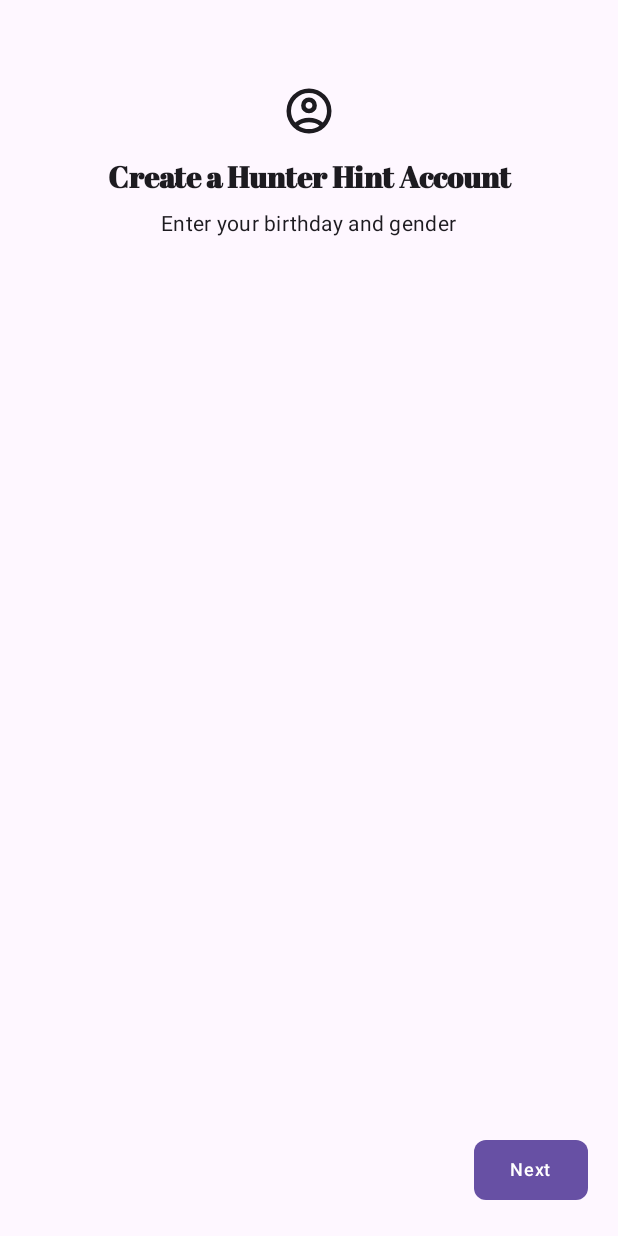
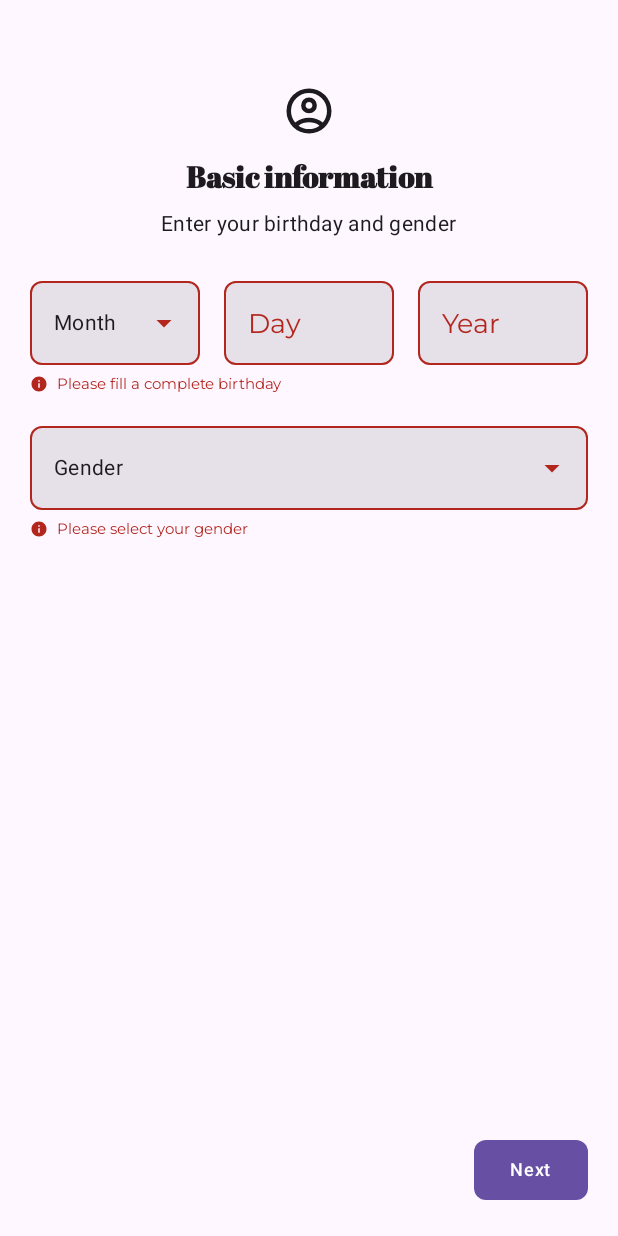
Before and after one commit to PlatonovSV/HunterHint_android_new, an Android app built with Jetpack Compose: the DateRegScreen screen opened through its navigation route, after a tap on "Next", on a phone screen of 412 x 824 dp. Run offline under Robolectric (Android 15) with nearby library versions, the phone set to English and light mode, and no system bars; pictures from the network do not load.

Commit message:
Create a DateRegScreen, update the RegViewModel.

```diff
--- a/app/src/main/java/ru/openunity/hunterhint/ui/AppScreen.kt
+++ b/app/src/main/java/ru/openunity/hunterhint/ui/AppScreen.kt
@@ -135,7 +135,7 @@ fun HunterHintApp(
                     onUserNameChanged = { regViewModel.updateUserName(it) },
                     userLastName = regViewModel.userLastName,
                     onClickNext = {
-                        if (regViewModel.isAllowedGo()) {
+                        if (regViewModel.isNameCorrect()) {
                             navController.navigate(AppScreen.RegDate.name)
                         }
                     },
@@ -145,9 +145,23 @@ fun HunterHintApp(
             }
             composable(route = AppScreen.RegDate.name) {
                 DateRegScreen(
-                    onClickNext = { /*TODO*/ },
-                    showMonthDialog = false,
-                    showGenderDialog = false
+                    onClickNext = {
+                        regViewModel.checkGender()
+                        regViewModel.checkBirthday()
+                    },
+                    onMonthClick = regViewModel::showMonthDialog,
+                    onGenderClick = regViewModel::showGenderDialog,
+                    onUserDayChanged = regViewModel::updateUserDay,
+                    onUserYearChanged = regViewModel::updateUserYear,
+                    userMonth = regViewModel.userMonth,
+                    regUiState = regUiState,
+                    onMonthSelect = regViewModel::updateUserMonth,
+                    onGenderSelect = regViewModel::updateUserGender,
+                    onDismissRequest = regViewModel::dismissDialogs,
+                    userDay = regViewModel.userDay,
+                    userYear = regViewModel.userYear,
+                    userGender = regViewModel.userGender,
+                    modifier = Modifier
                 )
             }
 
--- /dev/null
+++ b/app/src/main/java/ru/openunity/hunterhint/ui/registration/DateRegScreen.kt
@@ -0,0 +1,240 @@
+package ru.openunity.hunterhint.ui.registration
+
+import androidx.compose.foundation.background
+import androidx.compose.foundation.interaction.MutableInteractionSource
+import androidx.compose.foundation.interaction.collectIsPressedAsState
+import androidx.compose.foundation.layout.Column
+import androidx.compose.foundation.layout.Row
+import androidx.compose.foundation.layout.Spacer
+import androidx.compose.foundation.layout.fillMaxSize
+import androidx.compose.foundation.layout.fillMaxWidth
+import androidx.compose.foundation.layout.height
+import androidx.compose.foundation.layout.padding
+import androidx.compose.foundation.layout.size
+import androidx.compose.foundation.layout.width
+import androidx.compose.foundation.text.KeyboardActions
+import androidx.compose.foundation.text.KeyboardOptions
+import androidx.compose.material.icons.Icons
+import androidx.compose.material.icons.filled.ArrowDropDown
+import androidx.compose.material3.Icon
+import androidx.compose.material3.MaterialTheme
+import androidx.compose.material3.OutlinedTextField
+import androidx.compose.material3.Text
+import androidx.compose.material3.TextFieldDefaults
+import androidx.compose.runtime.Composable
+import androidx.compose.runtime.remember
+import androidx.compose.ui.Alignment
+import androidx.compose.ui.ExperimentalComposeUiApi
+import androidx.compose.ui.Modifier
+import androidx.compose.ui.focus.FocusRequester
+import androidx.compose.ui.focus.focusRequester
+import androidx.compose.ui.res.dimensionResource
+import androidx.compose.ui.res.painterResource
+import androidx.compose.ui.res.stringResource
+import androidx.compose.ui.text.input.ImeAction
+import androidx.compose.ui.text.input.KeyboardType
+import androidx.compose.ui.tooling.preview.Preview
+import androidx.compose.ui.unit.dp
+import ru.openunity.hunterhint.R
+import ru.openunity.hunterhint.ui.theme.HunterHintTheme
+
+@OptIn(ExperimentalComposeUiApi::class)
+@Composable
+fun DateRegScreen(
+    onClickNext: () -> Unit,
+    onMonthClick: () -> Unit,
+    onMonthSelect: (Month) -> Unit,
+    onGenderClick: () -> Unit,
+    onGenderSelect: (Gender) -> Unit,
+    onDismissRequest: () -> Unit,
+    userDay: String,
+    userYear: String,
+    userMonth: Int,
+    userGender: Int,
+    onUserDayChanged: (String) -> Unit,
+    onUserYearChanged: (String) -> Unit,
+    regUiState: RegUiState,
+    modifier: Modifier = Modifier
+) {
+    Column(
+        modifier
+            .fillMaxSize()
+            .background(color = MaterialTheme.colorScheme.surface)
+            .padding(20.dp)
+    ) {
+        val focusRequester1 =
+            remember { FocusRequester.Companion.FocusRequesterFactory.component1() }
+        Spacer(modifier = Modifier.height(36.dp))
+        Icon(
+            painter = painterResource(id = R.drawable.account_circle),
+            contentDescription = null,
+            modifier = Modifier
+                .align(Alignment.CenterHorizontally)
+                .size(36.dp),
+        )
+        Spacer(modifier = Modifier.height(12.dp))
+        Text(
+            text = stringResource(R.string.basic_information),
+            modifier = Modifier.align(Alignment.CenterHorizontally),
+            style = MaterialTheme.typography.displaySmall
+        )
+        Spacer(modifier = Modifier.height(8.dp))
+        Text(
+            text = stringResource(R.string.enter_your_birthday_and_gender),
+            modifier = Modifier.align(Alignment.CenterHorizontally),
+            style = MaterialTheme.typography.bodyMedium
+        )
+        Spacer(modifier = Modifier.height(20.dp))
+
+        Row(modifier = Modifier.fillMaxWidth(), verticalAlignment = Alignment.Bottom) {
+            val sourceMonth = remember {
+                MutableInteractionSource()
+            }
+            OutlinedTextField(
+                textStyle = MaterialTheme.typography.bodyMedium,
+                value = stringResource(id = userMonth),
+                singleLine = true,
+                readOnly = true,
+                interactionSource = sourceMonth,
+                shape = MaterialTheme.shapes.small,
+                modifier = Modifier.weight(1f),
+                colors = TextFieldDefaults.colors(
+                    focusedContainerColor = MaterialTheme.colorScheme.surface,
+                    unfocusedContainerColor = MaterialTheme.colorScheme.surface,
+                    disabledContainerColor = MaterialTheme.colorScheme.surface,
+                ),
+                trailingIcon = {
+                    Icon(imageVector = Icons.Default.ArrowDropDown, contentDescription = null)
+                },
+                onValueChange = {},
+                isError = regUiState.isDataCorrect
+            )
+            if (sourceMonth.collectIsPressedAsState().value) {
+                onMonthClick()
+            }
+            Spacer(modifier = Modifier.width(dimensionResource(id = R.dimen.padding_medium)))
+            OutlinedTextField(
+                textStyle = MaterialTheme.typography.bodyMedium,
+                value = userDay,
+                singleLine = true,
+                shape = MaterialTheme.shapes.small,
+                modifier = Modifier
+                    .weight(1f),
+                colors = TextFieldDefaults.colors(
+                    focusedContainerColor = MaterialTheme.colorScheme.surface,
+                    unfocusedContainerColor = MaterialTheme.colorScheme.surface,
+                    disabledContainerColor = MaterialTheme.colorScheme.surface,
+                ),
+                onValueChange = onUserDayChanged,
+                label = {
+                    Text(stringResource(R.string.day))
+                },
+                isError = regUiState.isDataCorrect,
+                keyboardOptions = KeyboardOptions.Default.copy(
+                    keyboardType = KeyboardType.Number, imeAction = ImeAction.Next
+                ),
+                keyboardActions = KeyboardActions(onNext = { focusRequester1.requestFocus() })
+            )
+            Spacer(modifier = Modifier.width(dimensionResource(id = R.dimen.padding_medium)))
+            OutlinedTextField(
+                textStyle = MaterialTheme.typography.bodyMedium,
+                value = userYear,
+                singleLine = true,
+                shape = MaterialTheme.shapes.small,
+                modifier = Modifier
+                    .focusRequester(focusRequester1)
+                    .weight(1f),
+                colors = TextFieldDefaults.colors(
+                    focusedContainerColor = MaterialTheme.colorScheme.surface,
+                    unfocusedContainerColor = MaterialTheme.colorScheme.surface,
+                    disabledContainerColor = MaterialTheme.colorScheme.surface,
+                ),
+                onValueChange = onUserYearChanged,
+                label = {
+                    Text(stringResource(R.string.year))
+                },
+                isError = regUiState.isDataCorrect,
+                keyboardOptions = KeyboardOptions.Default.copy(
+                    keyboardType = KeyboardType.Number, imeAction = ImeAction.Next
+                ),
+                keyboardActions = KeyboardActions(onNext = {})
+            )
+        }
+        when {
+            !regUiState.isBirthdayComplete -> WrongInput(R.string.please_fill_a_complete_birthday)
+            !regUiState.isBirthdayCorrect -> WrongInput(R.string.please_fill_a_correct_birthday)
+        }
+
+        Spacer(modifier = Modifier.height(dimensionResource(id = R.dimen.padding_medium)))
+
+        val sourceGender = remember {
+            MutableInteractionSource()
+        }
+        OutlinedTextField(
+            textStyle = MaterialTheme.typography.bodyMedium,
+            value = stringResource(id = userGender),
+            singleLine = true,
+            readOnly = true,
+            shape = MaterialTheme.shapes.small,
+            modifier = Modifier
+                .fillMaxWidth(),
+            colors = TextFieldDefaults.colors(
+                focusedContainerColor = MaterialTheme.colorScheme.surface,
+                unfocusedContainerColor = MaterialTheme.colorScheme.surface,
+                disabledContainerColor = MaterialTheme.colorScheme.surface,
+            ),
+            trailingIcon = {
+                Icon(imageVector = Icons.Default.ArrowDropDown, contentDescription = null)
+            },
+            interactionSource = sourceGender,
+            onValueChange = { },
+            isError = regUiState.isDataCorrect,
+        )
+        if (!regUiState.isGenderSpecified) {
+            WrongInput(textResourceId = R.string.please_select_your_gender)
+        }
+        if (sourceGender.collectIsPressedAsState().value) {
+            onGenderClick()
+        }
+
+        // Spacer to fill up the available space
+        Spacer(modifier = Modifier.weight(1f))
+        when {
+            regUiState.isMonthDialogShow -> {
+                MonthDialog(onDismissRequest = onDismissRequest, onSelect = onMonthSelect)
+            }
+
+            regUiState.isGenderDialogShow -> {
+                GenderDialog(onDismissRequest = onDismissRequest, onSelect = onGenderSelect)
+            }
+
+            else -> {
+                NextButton(onClickNext = onClickNext, modifier = Modifier.align(Alignment.End))
+            }
+        }
+
+    }
+}
+
+@Preview(showBackground = true)
+@Composable
+fun DateRegScreenPreview() {
+    HunterHintTheme {
+        DateRegScreen(
+            onClickNext = { },
+            onMonthClick = {},
+            onGenderClick = {},
+            onUserDayChanged = {},
+            onUserYearChanged = {},
+            userMonth = Month.SEPTEMBER.stringResourceId,
+            regUiState = RegUiState(),
+            onDismissRequest = {},
+            onGenderSelect = { _ -> },
+            onMonthSelect = { _ -> },
+            userDay = "23",
+            userYear = "",
+            userGender = Gender.MALE.stringResourceId,
+            modifier = Modifier
+        )
+    }
+}
--- a/app/src/main/java/ru/openunity/hunterhint/ui/registration/RegUiState.kt
+++ b/app/src/main/java/ru/openunity/hunterhint/ui/registration/RegUiState.kt
@@ -1,6 +1,12 @@
 package ru.openunity.hunterhint.ui.registration
 
-data class RegUiState (
+data class RegUiState(
     val isNameCorrect: Boolean = true,
     val isLastNameCorrect: Boolean = true,
+    val isDataCorrect: Boolean = true,
+    val isBirthdayComplete: Boolean = true,
+    val isBirthdayCorrect: Boolean = true,
+    val isMonthDialogShow: Boolean = false,
+    val isGenderDialogShow: Boolean = false,
+    val isGenderSpecified: Boolean = true
 )
--- a/app/src/main/java/ru/openunity/hunterhint/ui/registration/RegViewModel.kt
+++ b/app/src/main/java/ru/openunity/hunterhint/ui/registration/RegViewModel.kt
@@ -1,6 +1,7 @@
 package ru.openunity.hunterhint.ui.registration
 
 import androidx.compose.runtime.getValue
+import androidx.compose.runtime.mutableIntStateOf
 import androidx.compose.runtime.mutableStateOf
 import androidx.compose.runtime.setValue
 import androidx.lifecycle.ViewModel
@@ -12,6 +13,7 @@ import kotlinx.coroutines.flow.StateFlow
 import kotlinx.coroutines.flow.asStateFlow
 import kotlinx.coroutines.flow.update
 import ru.openunity.hunterhint.HunterHintApplication
+import ru.openunity.hunterhint.R
 import ru.openunity.hunterhint.data.GroundsRepository
 
 class RegViewModel(private val repository: GroundsRepository) : ViewModel() {
@@ -25,6 +27,16 @@ class RegViewModel(private val repository: GroundsRepository) : ViewModel() {
     var userLastName by mutableStateOf("")
         private set
 
+    var userMonth by mutableIntStateOf(R.string.month)
+        private set
+    private var month: Month = Month.JANUARY
+    var userGender by mutableIntStateOf(R.string.gender)
+        private set
+    var userDay by mutableStateOf("")
+        private set
+    var userYear by mutableStateOf("")
+        private set
+
 
     fun updateUserName(userInput: String) {
         userName = userInput
@@ -32,6 +44,47 @@ class RegViewModel(private val repository: GroundsRepository) : ViewModel() {
 
     fun updateUserLastName(userInput: String) {
         userLastName = userInput
+    }
+
+    fun updateUserMonth(month: Month) {
+        userMonth = month.stringResourceId
+        this.month = month
+        dismissDialogs()
+    }
+
+    fun updateUserDay(userInput: String) {
+        if (userInput.length <= 2) {
+            userDay = userInput
+        }
+    }
+
+    fun updateUserYear(userInput: String) {
+        if (userInput.length <= 4) {
+            userYear = userInput
+        }
+    }
+
+    fun updateUserGender(gender: Gender) {
+        userGender = gender.stringResourceId
+        dismissDialogs()
+    }
+
+    fun showGenderDialog() {
+        _regUiState.update {
+            it.copy(isGenderDialogShow = true)
+        }
+    }
+
+    fun showMonthDialog() {
+        _regUiState.update {
+            it.copy(isMonthDialogShow = true)
+        }
+    }
+
+    fun dismissDialogs() {
+        _regUiState.update {
+            it.copy(isMonthDialogShow = false, isGenderDialogShow = false)
+        }
     }
 
     private fun checkName() {
@@ -46,10 +99,38 @@ class RegViewModel(private val repository: GroundsRepository) : ViewModel() {
         }
     }
 
-    fun isAllowedGo(): Boolean {
+    fun isNameCorrect(): Boolean {
         checkLastName()
         checkName()
         return regUiState.value.isLastNameCorrect && regUiState.value.isNameCorrect
+    }
+
+    fun checkBirthday(): Boolean {
+        val day = userDay.toIntOrNull()
+        val year = userYear.toIntOrNull()
+        val complete =
+            userMonth in Month.values().map { it.stringResourceId } && day != null && year != null
+        val correct = if (complete) {
+            day in 1..month.days && year!! > 1900
+        } else {
+            false
+        }
+        _regUiState.update {
+            it.copy(
+                isBirthdayComplete = complete, isBirthdayCorrect = correct
+            )
+        }
+        return complete && correct
+    }
+
+    fun checkGender(): Boolean {
+        val isGenderSpecified = userGender in Gender.values().map { it.stringResourceId }
+        _regUiState.update { uiState ->
+            uiState.copy(
+                isGenderSpecified = isGenderSpecified
+            )
+        }
+        return isGenderSpecified
     }
 
     companion object {
@@ -64,22 +145,22 @@ class RegViewModel(private val repository: GroundsRepository) : ViewModel() {
     }
 }
 
-enum class Gender {
-    MALE,
-    FEMALE
+enum class Gender(val stringResourceId: Int) {
+    MALE(R.string.male), FEMALE(R.string.female)
 }
 
-enum class Month {
-    JANUARY,
-    FEBRUARY,
-    MARCH,
-    APRIL,
-    MAY,
-    JUNE,
-    JULY,
-    AUGUST,
-    SEPTEMBER,
-    OCTOBER,
-    NOVEMBER,
-    DECEMBER
+enum class Month(val days: Int, val stringResourceId: Int) {
+    JANUARY(31, R.string.january), FEBRUARY(29, R.string.february), MARCH(
+        31,
+        R.string.march
+    ),
+    APRIL(30, R.string.april), MAY(31, R.string.may), JUNE(30, R.string.june), JULY(
+        31,
+        R.string.july
+    ),
+    AUGUST(31, R.string.august), SEPTEMBER(30, R.string.september), OCTOBER(
+        31,
+        R.string.october
+    ),
+    NOVEMBER(30, R.string.november), DECEMBER(31, R.string.december)
 }
--- a/app/src/main/res/values/strings.xml
+++ b/app/src/main/res/values/strings.xml
@@ -48,4 +48,14 @@
     <string name="enter_your_birthday_and_gender">Enter your birthday and gender</string>
     <string name="name_incorrect">Are you sure you entered your name correctly?</string>
     <string name="lastname_incorrect">Are you sure you entered your last name correctly?</string>
+    <string name="basic_information">Basic information</string>
+    <string name="month">Month</string>
+    <string name="day">Day</string>
+    <string name="year">Year</string>
+    <string name="drop_down_list">Drop down list</string>
+    <string name="empty" />
+    <string name="gender">Gender</string>
+    <string name="please_fill_a_complete_birthday">Please fill a complete birthday</string>
+    <string name="please_fill_a_correct_birthday">Please fill a correct birthday</string>
+    <string name="please_select_your_gender">Please select your gender</string>
 </resources>
```
Also changed, not shown: app/src/main/java/ru/openunity/hunterhint/ui/registration/RegistrationPages.kt (+56 -139 lines).
